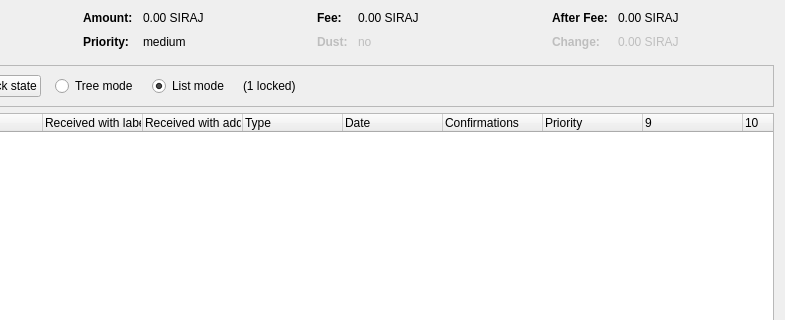
First picture: the form in src/qt/forms/coincontroldialog.ui, repository spayse/hello_world, before the edit; both pictures show x 169 to 954 and y 0 to 320 of the 954 by 500 pixel window.
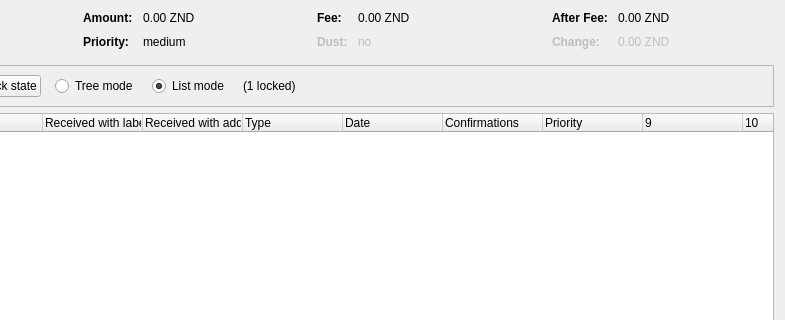
Second picture: the form after the edit. Custom widgets are drawn as their Qt base class.

```diff
--- a/src/qt/forms/coincontroldialog.ui
+++ b/src/qt/forms/coincontroldialog.ui
@@ -132,7 +132,7 @@
           <enum>Qt::ActionsContextMenu</enum>
          </property>
          <property name="text">
-          <string notr="true">0.00 SIRAJ</string>
+          <string notr="true">0.00 ZND</string>
          </property>
          <property name="textInteractionFlags">
           <set>Qt::LinksAccessibleByMouse|Qt::TextSelectableByKeyboard|Qt::TextSelectableByMouse</set>
@@ -206,7 +206,7 @@
           <enum>Qt::ActionsContextMenu</enum>
          </property>
          <property name="text">
-          <string notr="true">0.00 SIRAJ</string>
+          <string notr="true">0.00 ZND</string>
          </property>
          <property name="textInteractionFlags">
           <set>Qt::LinksAccessibleByMouse|Qt::TextSelectableByKeyboard|Qt::TextSelectableByMouse</set>
@@ -286,7 +286,7 @@
           <enum>Qt::ActionsContextMenu</enum>
          </property>
          <property name="text">
-          <string notr="true">0.00 SIRAJ</string>
+          <string notr="true">0.00 ZND</string>
          </property>
          <property name="textInteractionFlags">
           <set>Qt::LinksAccessibleByMouse|Qt::TextSelectableByKeyboard|Qt::TextSelectableByMouse</set>
@@ -321,7 +321,7 @@
           <enum>Qt::ActionsContextMenu</enum>
          </property>
          <property name="text">
-          <string notr="true">0.00 SIRAJ</string>
+          <string notr="true">0.00 ZND</string>
          </property>
          <property name="textInteractionFlags">
           <set>Qt::LinksAccessibleByMouse|Qt::TextSelectableByKeyboard|Qt::TextSelectableByMouse</set>
```
